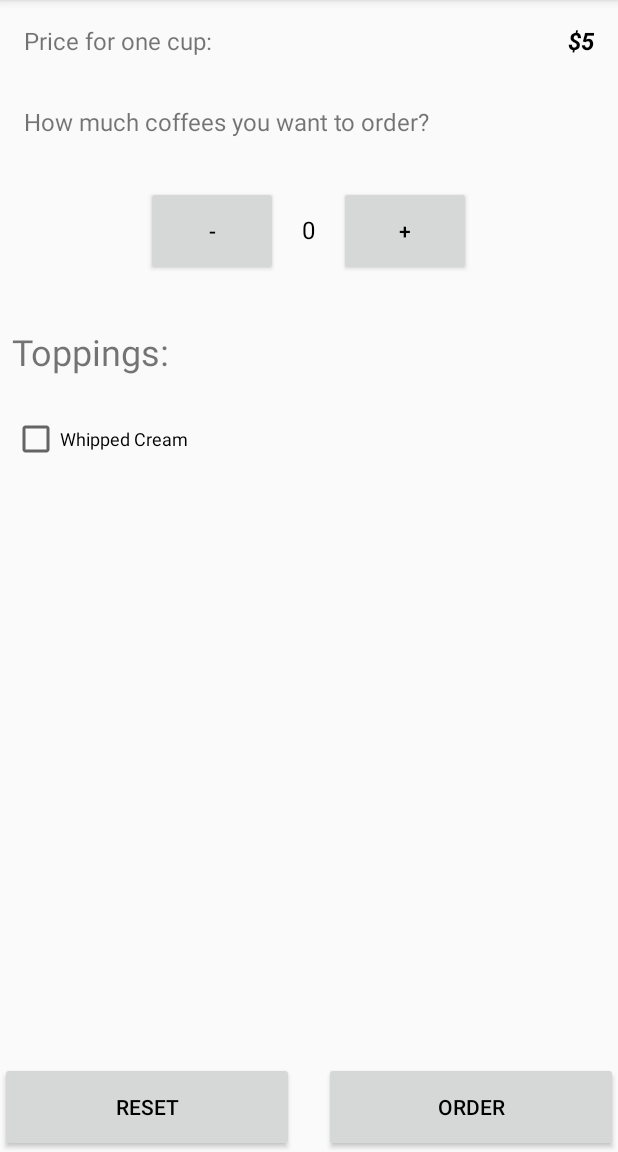
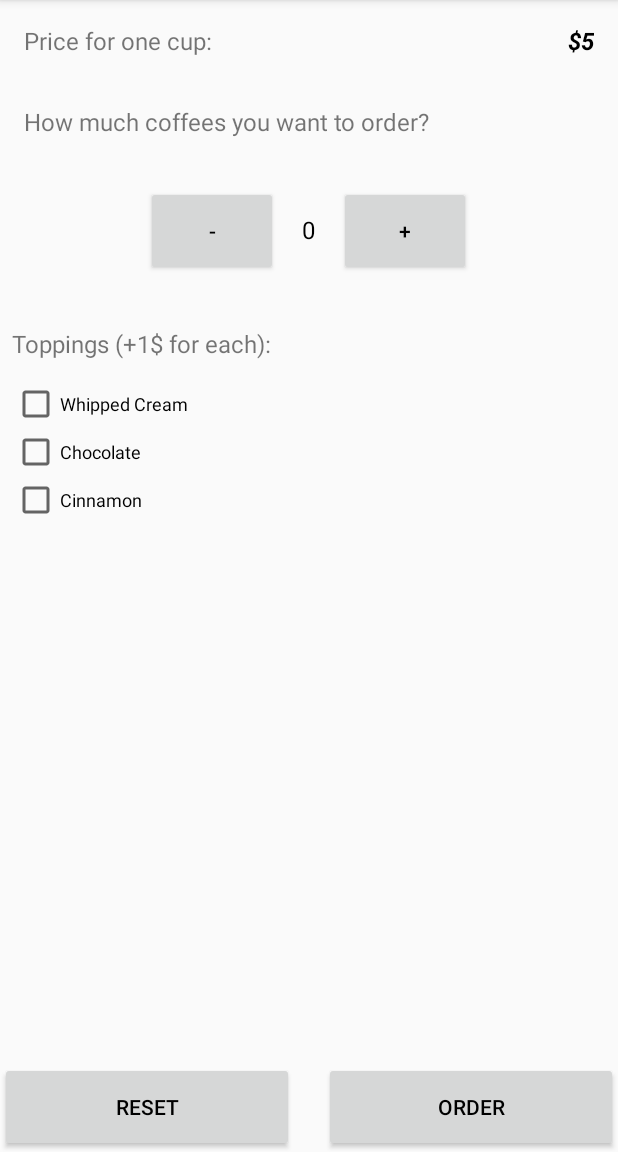
Before and after one commit to hiddensbrain/JustJava, an Android app: the screen it shows after launch (MainActivity), after a tap on "ORDER", on a phone screen of 412 x 824 dp, the part 84-1236 px from its top. Run offline under Robolectric (Android 15) with nearby library versions, the phone set to English and light mode, and no system bars.

Commit message:
added more toppings and logic

```diff
--- a/app/src/main/java/com/example/android/justjava/MainActivity.java
+++ b/app/src/main/java/com/example/android/justjava/MainActivity.java
@@ -20,7 +20,11 @@ public class MainActivity extends AppCompatActivity {
     Toast backToast;
     boolean hasWhippedCream;
     boolean hasCinnamon;
-
+    boolean hasChocolate;
+    String toppings = "Toppings: ";
+    String whippedCream;
+    String cinnamon;
+    String chocolate;
 
 
     @Override
@@ -42,7 +46,11 @@ public class MainActivity extends AppCompatActivity {
 
     //This method is called when "-" button is clicked.
     public void decrement(View view) {
-        quantity--;
+        if (quantity == 0) {
+            Toast.makeText(this, "Can't be below 0", Toast.LENGTH_SHORT).show();
+        } else {
+            quantity--;
+        }
         displayQuantity(quantity);
     }
 
@@ -51,7 +59,15 @@ public class MainActivity extends AppCompatActivity {
 
     public void submitOrder(View view) {
         CheckBox whippedCreamCheckBox = findViewById(R.id.checkBoxCream);
+        CheckBox cinnamonCheckBox = findViewById(R.id.checkBoxCinnamon);
+        CheckBox chocolateCheckBox = findViewById(R.id.checkBoxChocolate);
         hasWhippedCream = whippedCreamCheckBox.isChecked();
+        hasCinnamon = cinnamonCheckBox.isChecked();
+        hasChocolate = chocolateCheckBox.isChecked();
+        creamCounter(hasWhippedCream);
+        chocoCounter(hasChocolate);
+        cinnCounter(hasCinnamon);
+        toppings =  whippedCream  + chocolate  + cinnamon;
         createOrderSummary(quantity, coffeePrice, customerName);
     }
 
@@ -71,6 +87,32 @@ public class MainActivity extends AppCompatActivity {
         quantityTextView.setText("" + number);
     }
 
+    //counting cream, returning String
+    public void creamCounter(boolean cream) {
+        if (cream) {
+            whippedCream = "\n" + "+ Whipped Cream";
+        } else {
+            whippedCream = "";
+        }
+    }
+
+    //counting choco, returning String
+    public void chocoCounter(boolean choco) {
+        if (choco) {
+            chocolate = "\n" + "+ Chocolate";
+        } else {
+            chocolate = "";
+        }
+    }
+
+    //counting cinnamon, returning String
+    public void cinnCounter(boolean cinn) {
+        if (cinn) {
+            cinnamon = "\n" + "+ Cinnamon";
+        } else {
+            cinnamon = "";
+        }
+    }
 
     /**
      * Calculates the price of the order based on the current quantity and one cup cost
@@ -83,21 +125,21 @@ public class MainActivity extends AppCompatActivity {
         TextView priceTextView = findViewById(R.id.price_text_view);
         TextView orderTextView = findViewById(R.id.price_text_primary);
         int price = quantity * coffeePrice;
-        String toppings;
-        if (hasWhippedCream) {
-            toppings = "Toppings: Whipped Cream";
-        } else {
-            toppings = "Toppings: None";
-        }
+
+
+//        if (hasWhippedCream) {
+//            toppings = "Toppings: Whipped Cream";
+//        } else {
+//            toppings = "Toppings: None";
+//        }
         if (quantity == 0) {
             priceTextView.setText("");
             orderTextView.setText("");
         } else {
-            String summary = "Name: " + customerName + "\n" + "Quantity: " + quantity + "\n" + "Total, $: " + price + "\n" + toppings + "\n" + "\n" + "Thank you!";
+            String summary = "Name: " + customerName + "\n" + "Quantity of coffees: " + quantity  + toppings + "\n" + "\n" + "Total, $: " + price + "\n" + "\n" + "Thank you!";
             orderTextView.setText("Your Order:");
             priceTextView.setText(summary);
         }
-
 
 
     }
@@ -117,4 +159,5 @@ public class MainActivity extends AppCompatActivity {
         backPressedTime = System.currentTimeMillis();
     }
     //system button "back" end
+
 }
--- a/app/src/main/res/layout/activity_main.xml
+++ b/app/src/main/res/layout/activity_main.xml
@@ -7,12 +7,12 @@
 
     tools:context=".MainActivity">
 
+
         <LinearLayout
             android:id="@+id/mainLayout"
             android:layout_width="match_parent"
             android:layout_height="match_parent"
             android:orientation="vertical">
-
 
 
             <LinearLayout
@@ -31,6 +31,7 @@
                     android:padding="8dp"
                     android:text="@string/one_coffee_cost"
                     android:textSize="16sp" />
+
                 <TextView
                     android:id="@+id/price_text_one_view"
                     android:layout_width="wrap_content"
@@ -38,8 +39,8 @@
                     android:padding="8dp"
                     android:text="$5"
                     android:textColor="#000000"
-                android:textStyle="bold|italic"
-                android:textSize="16sp" />
+                    android:textSize="16sp"
+                    android:textStyle="bold|italic" />
 
 
             </LinearLayout>
@@ -68,8 +69,8 @@
                 android:layout_width="match_parent"
                 android:layout_height="wrap_content"
                 android:gravity="center|top"
-            android:padding="16dp"
-            android:orientation="horizontal">
+                android:orientation="horizontal"
+                android:padding="16dp">
 
                 <Button
                     android:id="@+id/decrement_button"
@@ -100,21 +101,20 @@
             </LinearLayout>
 
 
-
             <LinearLayout
                 android:id="@+id/toppings"
                 android:layout_width="match_parent"
                 android:layout_height="wrap_content"
+                android:layout_marginTop="10dp"
                 android:gravity="left"
                 android:orientation="horizontal"
-            android:padding="8dp"
-            android:layout_marginTop="10dp">
+                android:padding="8dp">
 
                 <TextView
                     android:layout_width="wrap_content"
                     android:layout_height="wrap_content"
                     android:text="@string/toppings"
-                android:textSize="24sp">
+                    android:textSize="16sp">
 
                 </TextView>
 
@@ -125,10 +125,10 @@
                 android:id="@+id/container_box"
                 android:layout_width="wrap_content"
                 android:layout_height="wrap_content"
-            android:layout_marginTop="10dp"
+                android:layout_marginTop="5dp"
                 android:gravity="left"
-            android:orientation="horizontal"
-            android:padding="8dp">
+                android:orientation="vertical"
+                android:paddingLeft="8dp">
 
                 <CheckBox
                     android:id="@+id/checkBoxCream"
@@ -137,8 +137,23 @@
                     android:text="@string/checkbox_cream"
                     android:textSize="12sp" />
 
+                <CheckBox
+                    android:id="@+id/checkBoxChocolate"
+                    android:layout_width="wrap_content"
+                    android:layout_height="wrap_content"
+                    android:text="@string/checkbox_chocolate"
+                    android:textSize="12sp" />
+
+                <CheckBox
+                    android:id="@+id/checkBoxCinnamon"
+                    android:layout_width="wrap_content"
+                    android:layout_height="wrap_content"
+                    android:text="@string/checkbox_cinnamon"
+                    android:textSize="12sp" />
+
 
             </LinearLayout>
+
 
             <LinearLayout
                 android:id="@+id/container4"
@@ -147,28 +162,32 @@
                 android:gravity="left|top"
                 android:orientation="vertical">
 
+
                 <TextView
                     android:id="@+id/price_text_primary"
                     android:layout_width="wrap_content"
                     android:layout_height="wrap_content"
                     android:padding="8dp"
                     android:text=""
-                android:textStyle="bold"
-                android:textSize="34sp" />
+                    android:textSize="34sp"
+                    android:textStyle="bold" />
+
 
                 <TextView
                     android:id="@+id/price_text_view"
                     android:layout_width="wrap_content"
                     android:layout_height="wrap_content"
                     android:padding="8dp"
-                android:textStyle="bold|italic"
                     android:text=""
                     android:textColor="#000000"
-                android:textSize="16sp" />
-        </LinearLayout>
+                    android:textSize="12sp"
+                    android:textStyle="bold|italic" />
+
 
             </LinearLayout>
 
+
+        </LinearLayout>
 
 
         <LinearLayout
@@ -182,9 +201,9 @@
                 android:id="@+id/reset_button"
                 android:layout_width="0dp"
                 android:layout_height="60dp"
+                android:layout_marginRight="20dp"
                 android:layout_weight="50"
                 android:onClick="reset"
-            android:layout_marginRight="20dp"
                 android:text="Reset"
                 android:textColor="#000000" />
 
--- a/app/src/main/res/values/strings.xml
+++ b/app/src/main/res/values/strings.xml
@@ -2,7 +2,8 @@
     <string name="app_name">Just Java</string>
     <string name="quantity">How much coffees you want to order?</string>
     <string name="one_coffee_cost">Price for one cup:</string>
-    <string name="toppings">Toppings:</string>
+    <string name="toppings">Toppings (+1$ for each):</string>
     <string name="checkbox_cream">Whipped Cream</string>
     <string name="checkbox_cinnamon">Cinnamon</string>
+    <string name="checkbox_chocolate">Chocolate</string>
 </resources>
```
Lines whose indentation alone changed are shown as unchanged.
